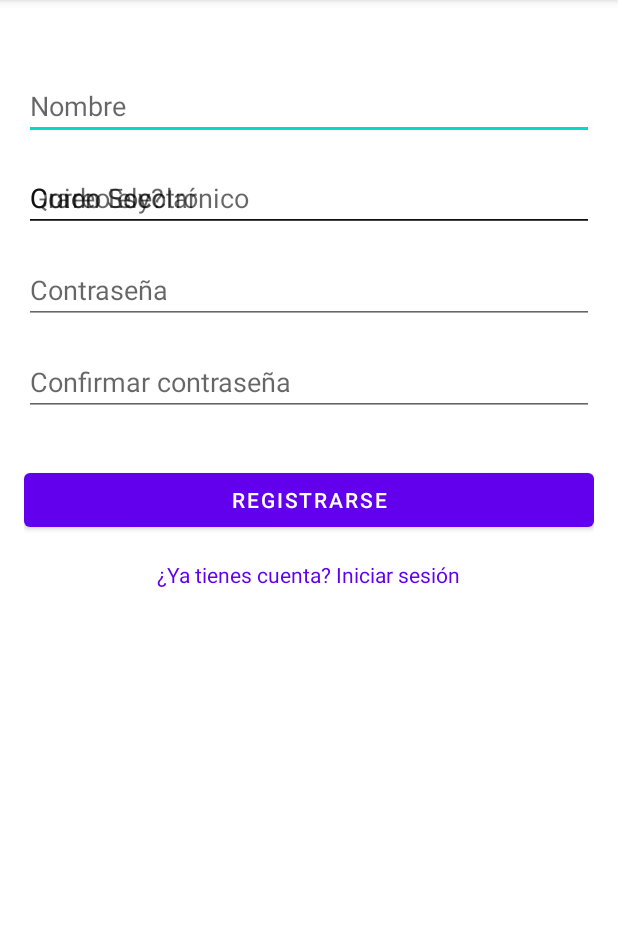
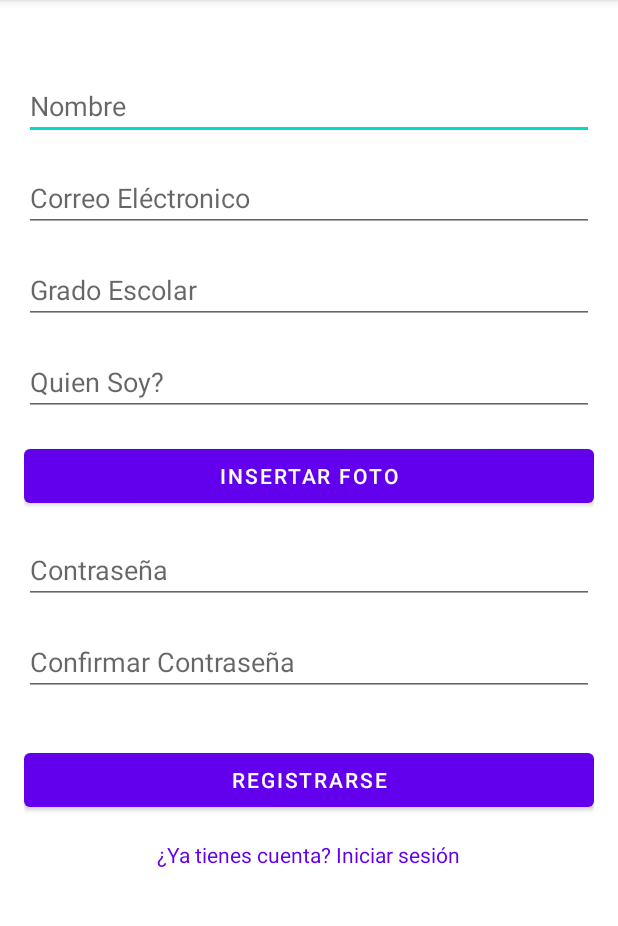
Before and after one commit to DesarrolloMovilD-Mentes/LWP_App, an Android app: the Register screen opened directly, with no data from a screen before it, on a phone screen of 412 x 824 dp, the part 84-1010 px from its top. Run offline under Robolectric (Android 15) with nearby library versions, the phone set to English and light mode, and no system bars.

Commit message:
Segmetation of strings & Fixing the Register Screen

```diff
--- a/lwp_lab01/app/src/main/res/layout/activity_register.xml
+++ b/lwp_lab01/app/src/main/res/layout/activity_register.xml
@@ -10,7 +10,7 @@
         android:layout_width="0dp"
         android:layout_height="wrap_content"
         android:layout_marginTop="32dp"
-        android:hint="Nombre"
+        android:hint="@string/hintName"
         android:inputType="textPersonName"
         app:layout_constraintEnd_toEndOf="parent"
         app:layout_constraintStart_toStartOf="parent"
@@ -21,7 +21,7 @@
         android:layout_width="0dp"
         android:layout_height="wrap_content"
         android:layout_marginTop="16dp"
-        android:hint="Correo electrónico"
+        android:hint="@string/hintEmail"
         android:inputType="textEmailAddress"
         app:layout_constraintEnd_toEndOf="parent"
         app:layout_constraintStart_toStartOf="parent"
@@ -32,43 +32,51 @@
         android:layout_width="0dp"
         android:layout_height="wrap_content"
         android:layout_marginTop="16dp"
-        android:hint="Grado Escolar"
-        android:inputType="textEmailAddress"
+        android:hint="@string/hintScholarGrade"
+        android:inputType="text"
         app:layout_constraintEnd_toEndOf="parent"
         app:layout_constraintStart_toStartOf="parent"
-        app:layout_constraintTop_toBottomOf="@id/nameEditText" />
+        app:layout_constraintTop_toBottomOf="@id/registerEmailEditText" />
 
     <EditText
         android:id="@+id/registerWhoAmI"
         android:layout_width="0dp"
         android:layout_height="wrap_content"
         android:layout_marginTop="16dp"
-        android:hint="Quien Soy?"
-        android:inputType="textEmailAddress"
+        android:hint="@string/hintWhoIAm"
+        android:inputType="text"
         app:layout_constraintEnd_toEndOf="parent"
         app:layout_constraintStart_toStartOf="parent"
-        app:layout_constraintTop_toBottomOf="@id/nameEditText" />
+        app:layout_constraintTop_toBottomOf="@id/registerSchoolGrade" />
 
-<!--    Investigar como acceder a la camara o a las fotos para seleccionar una -->
-<!--    foto. SE COLOCA DESPUES DE WHOAMI REGISTER EDITEXT-->
+    <!-- Agregar botón para subir foto -->
+    <Button
+        android:id="@+id/uploadPhotoButton"
+        android:layout_width="0dp"
+        android:layout_height="wrap_content"
+        android:text="@string/txtPhoto"
+        app:layout_constraintTop_toBottomOf="@id/registerWhoAmI"
+        app:layout_constraintStart_toStartOf="parent"
+        app:layout_constraintEnd_toEndOf="parent"
+        android:layout_marginTop="16dp"/>
 
     <EditText
         android:id="@+id/registerPasswordEditText"
         android:layout_width="0dp"
         android:layout_height="wrap_content"
         android:layout_marginTop="16dp"
-        android:hint="Contraseña"
+        android:hint="@string/txtpw"
         android:inputType="textPassword"
         app:layout_constraintEnd_toEndOf="parent"
         app:layout_constraintStart_toStartOf="parent"
-        app:layout_constraintTop_toBottomOf="@id/registerEmailEditText" />
+        app:layout_constraintTop_toBottomOf="@id/uploadPhotoButton" />
 
     <EditText
         android:id="@+id/confirmPasswordEditText"
         android:layout_width="0dp"
         android:layout_height="wrap_content"
         android:layout_marginTop="16dp"
-        android:hint="Confirmar contraseña"
+        android:hint="@string/txtConfirmPass"
         android:inputType="textPassword"
         app:layout_constraintEnd_toEndOf="parent"
         app:layout_constraintStart_toStartOf="parent"
@@ -79,7 +87,7 @@
         android:layout_width="0dp"
         android:layout_height="wrap_content"
         android:layout_marginTop="32dp"
-        android:text="Registrarse"
+        android:text="@string/hintRegister"
         app:layout_constraintEnd_toEndOf="parent"
         app:layout_constraintStart_toStartOf="parent"
         app:layout_constraintTop_toBottomOf="@id/confirmPasswordEditText" />
@@ -89,7 +97,7 @@
         android:layout_width="wrap_content"
         android:layout_height="wrap_content"
         android:layout_marginTop="16dp"
-        android:text="¿Ya tienes cuenta? Iniciar sesión"
+        android:text="@string/txtAccountCreated"
         android:textColor="?attr/colorPrimary"
         app:layout_constraintEnd_toEndOf="parent"
         app:layout_constraintStart_toStartOf="parent"
--- a/lwp_lab01/app/src/main/res/menu/main.xml
+++ b/lwp_lab01/app/src/main/res/menu/main.xml
@@ -4,6 +4,6 @@
     <item
         android:id="@+id/action_settings"
         android:orderInCategory="100"
-        android:title="@string/sign_in"
+        android:title="@string/txtLogOut"
         app:showAsAction="always" />
 </menu>
--- a/lwp_lab01/app/src/main/res/values/strings.xml
+++ b/lwp_lab01/app/src/main/res/values/strings.xml
@@ -1,35 +1,69 @@
 <resources>
+<!--    strings for the main toolbar-->
     <string name="app_name">Aprende Mientras Juegas</string>
-    <string name="sign_in">Iniciar Sesión</string>
+    <string name="txtLogOut">Cerrar Sesión</string>
 
+<!-- ===========================================================================    -->
+    <!--    Strings for login/register screen-->
+    <string name="signin">Iniciar Sesión</string>
+    <string name="hintRegister">Registrarse</string>
+    <string name="hintRetrievePass">Recuperar Contraseña</string>
+    <string name="txtAccountCreated">¿Ya tienes cuenta? Iniciar sesión</string>
+    <string name="txtRetrievepass">Cambiar Contraseña</string>
+    <string name="txtDonthaveAcc">¿No tienes Cuenta? Registrate!</string>
+    <string name="txtForgotPass">¿Olvidaste tu contraseña?</string>
+    <string name="txtExitFgPass">Volver al Inicio de Sesión</string>
+    <string name="txtConfirmPass">Confirmar Contraseña</string>
+<!-- ===========================================================================    -->
+
+
+<!--    Strings for login screen-->
     <string name="txtid">Usuario</string>
     <string name="txtpw">Contraseña</string>
-    <string name="btn_signin">Iniciar Sesión</string>
-    <string name="btn_register">Registrarse</string>
-    <string name="btn_forgotPsswd">Recuperar Contraseña</string>
+<!-- ===========================================================================    -->
 
 
+
+<!--    Strings for register Screen-->
+    <string name="hintName">Nombre</string>
+    <string name="hintEmail">Correo Eléctronico</string>
+    <string name="hintScholarGrade">Grado Escolar</string>
+    <string name="hintWhoIAm">Quien Soy?</string>
+    <string name="txtPhoto">Insertar Foto</string>
+<!-- ===========================================================================    -->
+
+<!--    Strings for SideNavigation Bar-->
     <string name="menu_home">Inicio</string>
     <string name="menu_gallery">Nosotros</string>
     <string name="menu_slideshow">Aula Virtual</string>
     <string name="menu_Entities">Entidades Publicas</string>
     <string name="menu_Info">Creditos</string>
-    <string name="message_home">Pantalla de Inicio</string>
-    <string name="message_about_us">Pantalla de Acerca de...</string>
-    <string name="message_VC">Pantalla de Campus virtual</string>
-    <string name="message_EP">Pantalla de Entidades</string>
-    <string name="message_Credits">Pantalla de Creditos</string>
+<!-- ===========================================================================    -->
+
+
+<!--Nav-Header Strings-->
     <string name="txt_LWP">Aprende Mientras Juegas, dedicado al aprendizaje virtual!</string>
     <string name="txt_LWP_mail">learnwhileplaying@gmail.com</string>
-    <string name="navigation_drawer_open">Abrir dibujo de navegacion</string>
-    <string name="navigation_drawer_close">Cerrar dibujo de navegación</string>
+<!-- ===========================================================================    -->
+
+
+
+<!-- Entities Strings-->
     <string name="text_INA">El INA forma, capacita y certifica a personas físicas y jurídicas, para contribuir al crecimiento personal, movilidad social, productividad y competitividad; que permita al país adaptarse a los cambios que el entorno exige</string>
     <string name="text_MEP">El Ministerio de Educación Pública (MEP) de Costa Rica es el ministerio de gobierno encargado de administrar el sistema de educación pública del país.  Sus funciones principales son las de ejecutar planes, programas y otras determinaciones que garanticen una educación general básica, pública y gratuita, coordinar las relaciones del Poder Ejecutivo</string>
     <string name="title_entities">Entidades Reconocedoras</string>
+    <!-- ===========================================================================    -->
+
+<!--Credits Strings-->
     <string name="title_Credits">Creditos Correspondientes</string>
     <string name="text_Credits">Creditos hacía quienes participaron en la creación de este proyecto. Participantes: Kenneth Piedra Vargas, William Cubero Navarro, Eduard Andrés Arias Quiros y Sebastián Alberto Mata Ortega</string>
+    <!-- ===========================================================================    -->
+
+
+<!--About Us Strings-->
     <string name="about_text">LWP es una empresa líder en soluciones tecnológicas con más de 10 años de experiencia en el mercado. Nos dedicamos a desarrollar aplicaciones móviles y sistemas web de alta calidad para nuestros clientes en todo el mundo.</string>
     <string name="contact_info_text">Contacto: Dirección: Calle Principal #123, Ciudad Tech, Teléfono: +123 456 7890, Correo: info@lwp.com</string>
     <string name="comment_hint">Deja tu comentario…</string>
     <string name="submit_comment_text">Enviar comentario</string>
+    <!-- ===========================================================================    -->
 </resources>
```
Also changed, not shown: lwp_lab01/app/src/main/res/layout/activity_sign_in.xml (+4 -4 lines), 2 other files.
